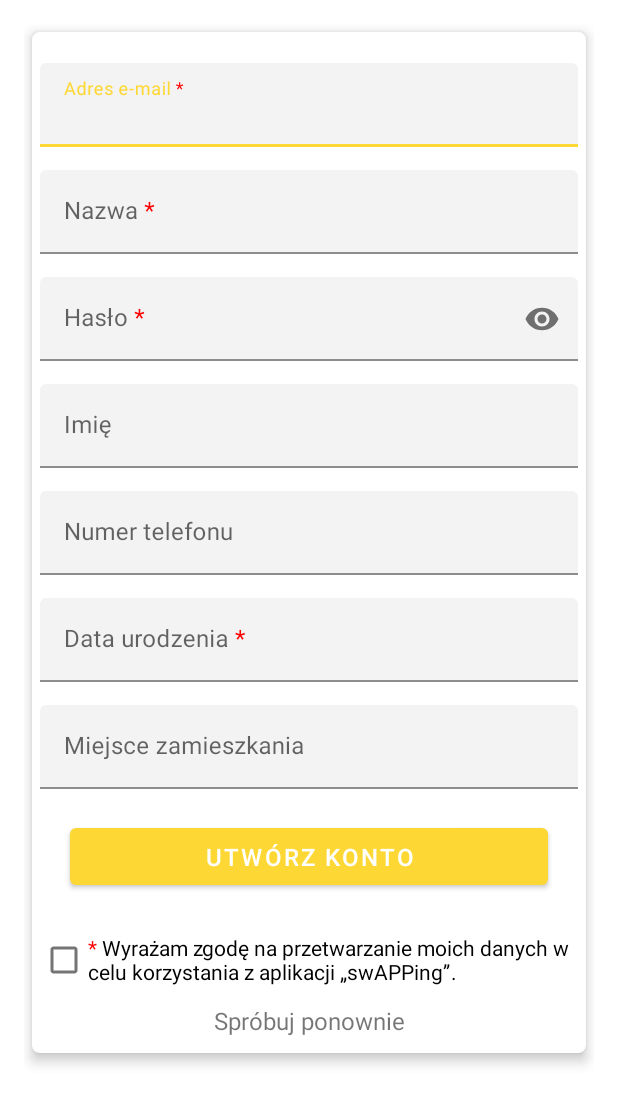
After one commit to bvgi/SwAPPing, an Android app: the layout activity_register.xml on its own in the app's theme, with its tools: preview values and no code run, on a phone screen of 412 x 824 dp. The commit adds this screen. Shown: the top 1104 px of the screen. Run offline under Robolectric (Android 15) with nearby library versions, the phone set to English and light mode, and no system bars.

Commit message:
login and register layout

```diff
--- a/app/src/main/java/com/example/swapping/ui/newAnnouncement/newAnnouncementFragment.kt
+++ b/app/src/main/java/com/example/swapping/ui/newAnnouncement/newAnnouncementFragment.kt
@@ -23,7 +23,7 @@ class NewAnnouncementFragment : Fragment() {
             inflater: LayoutInflater,
             container: ViewGroup?,
             savedInstanceState: Bundle?
-    ): View {
+    ): View? {
         newAnnouncementViewModel =
                 ViewModelProvider(this).get(NewAnnouncementViewModel::class.java)
 
--- /dev/null
+++ b/app/src/main/res/layout/activity_register.xml
@@ -0,0 +1,195 @@
+<?xml version="1.0" encoding="utf-8"?>
+<androidx.constraintlayout.widget.ConstraintLayout xmlns:android="http://schemas.android.com/apk/res/android"
+    xmlns:app="http://schemas.android.com/apk/res-auto"
+    xmlns:tools="http://schemas.android.com/tools"
+    android:layout_width="match_parent"
+    android:layout_height="match_parent">
+
+    <ScrollView
+        android:layout_width="match_parent"
+        android:layout_height="match_parent"
+        android:padding="16dp"
+        tools:context=".RegisterActivity">
+
+        <androidx.cardview.widget.CardView
+            android:layout_width="match_parent"
+            android:layout_height="wrap_content"
+            android:layout_gravity="center_horizontal"
+            android:layout_margin="5dp"
+            android:padding="10dp"
+            app:cardCornerRadius="5dp"
+            app:cardElevation="5dp">
+
+            <LinearLayout
+                android:layout_width="fill_parent"
+                android:layout_height="wrap_content"
+                android:layout_gravity="center_horizontal"
+                android:layout_margin="5dp"
+                android:orientation="vertical">
+
+                <com.google.android.material.textfield.TextInputLayout
+                    android:id="@+id/emailError"
+                    android:layout_width="match_parent"
+                    android:layout_height="wrap_content"
+                    android:layout_marginTop="5dp"
+                    app:boxBackgroundColor="#F3F3F3">
+
+                    <EditText
+                        android:id="@+id/email"
+                        android:layout_width="match_parent"
+                        android:layout_height="wrap_content"
+                        android:layout_marginTop="10dp"
+                        android:hint="@string/promptEmail"
+                        android:inputType="textEmailAddress"
+                        android:maxLines="1"
+                        android:singleLine="true"/>
+
+                </com.google.android.material.textfield.TextInputLayout>
+
+                <com.google.android.material.textfield.TextInputLayout
+                    android:id="@+id/nicknameError"
+                    android:layout_width="match_parent"
+                    android:layout_height="wrap_content"
+                    android:layout_marginTop="5dp"
+                    app:boxBackgroundColor="#F3F3F3">
+
+                    <EditText
+                        android:id="@+id/nickname"
+                        android:layout_width="match_parent"
+                        android:layout_height="wrap_content"
+                        android:layout_marginTop="10dp"
+                        android:hint="@string/nickname"
+                        android:inputType="textNoSuggestions"
+                        android:maxLines="1"
+                        android:singleLine="true"/>
+
+                </com.google.android.material.textfield.TextInputLayout>
+
+                <com.google.android.material.textfield.TextInputLayout
+                    android:id="@+id/passError"
+                    android:layout_width="match_parent"
+                    android:layout_height="wrap_content"
+                    app:passwordToggleEnabled="true"
+                    android:layout_marginTop="5dp"
+                    app:boxBackgroundColor="#F3F3F3">
+
+                    <EditText
+                        android:id="@+id/password"
+                        android:layout_width="match_parent"
+                        android:layout_height="wrap_content"
+                        android:layout_marginTop="10dp"
+                        android:hint="@string/promptPassword"
+                        android:inputType="textPassword"
+                        android:maxLines="1"
+                        android:singleLine="true"/>
+
+                </com.google.android.material.textfield.TextInputLayout>
+
+                <com.google.android.material.textfield.TextInputLayout
+                    android:id="@+id/nameError"
+                    android:layout_width="match_parent"
+                    android:layout_height="wrap_content"
+                    android:layout_marginTop="5dp"
+                    app:boxBackgroundColor="#F3F3F3">
+
+                    <EditText
+                        android:id="@+id/name"
+                        android:layout_width="match_parent"
+                        android:layout_height="wrap_content"
+                        android:layout_marginTop="10dp"
+                        android:hint="@string/firstName"
+                        android:inputType="textNoSuggestions"
+                        android:maxLines="1"
+                        android:singleLine="true"/>
+
+                </com.google.android.material.textfield.TextInputLayout>
+
+                <com.google.android.material.textfield.TextInputLayout
+                    android:id="@+id/phoneError"
+                    android:layout_width="match_parent"
+                    android:layout_height="wrap_content"
+                    android:layout_marginTop="5dp"
+                    app:boxBackgroundColor="#F3F3F3">
+
+                    <EditText
+                        android:id="@+id/phone"
+                        android:layout_width="match_parent"
+                        android:layout_height="wrap_content"
+                        android:layout_marginTop="10dp"
+                        android:hint="@string/phoneNumber"
+                        android:maxLength="12"
+                        android:inputType="phone"
+                        android:maxLines="1"
+                        android:singleLine="true"/>
+
+                </com.google.android.material.textfield.TextInputLayout>
+
+                <com.google.android.material.textfield.TextInputLayout
+                    android:id="@+id/dateOfBirthError"
+                    android:layout_width="match_parent"
+                    android:layout_height="wrap_content"
+                    android:layout_marginTop="5dp"
+                    app:boxBackgroundColor="#F3F3F3">
+
+                    <EditText
+                        android:id="@+id/dateOfBirth"
+                        android:layout_width="match_parent"
+                        android:layout_height="wrap_content"
+                        android:layout_marginTop="10dp"
+                        android:hint="@string/dateOfBirth"
+                        android:inputType="date"
+                        android:maxLength="12"
+                        android:maxLines="1"
+                        android:singleLine="true" />
+
+                </com.google.android.material.textfield.TextInputLayout>
+
+                <com.google.android.material.textfield.TextInputLayout
+                    android:id="@+id/cityError"
+                    android:layout_width="match_parent"
+                    android:layout_height="wrap_content"
+                    android:layout_marginTop="5dp"
+                    app:boxBackgroundColor="#F3F3F3">
+
+                    <EditText
+                        android:id="@+id/city"
+                        android:layout_width="match_parent"
+                        android:layout_height="wrap_content"
+                        android:layout_marginTop="10dp"
+                        android:hint="@string/city"
+                        android:inputType="textNoSuggestions"
+                        android:maxLines="1"
+                        android:singleLine="true"/>
+
+                </com.google.android.material.textfield.TextInputLayout>
+
+                <Button
+                    android:id="@+id/register"
+                    android:layout_width="match_parent"
+                    android:layout_height="50dp"
+                    android:layout_margin="20dp"
+                    android:text="@string/ButtonRegister"
+                    android:textColor="@android:color/white"
+                    android:textSize="16sp"/>
+
+                <CheckBox
+                    android:id="@+id/permissionCheckBox"
+                    android:layout_width="match_parent"
+                    android:layout_height="wrap_content"
+                    android:text="@string/permission" />
+
+                <TextView
+                    android:id="@+id/login"
+                    android:layout_width="match_parent"
+                    android:layout_height="wrap_content"
+                    android:layout_marginTop="5dp"
+                    android:layout_marginBottom="5dp"
+                    android:gravity="center"
+                    android:text="@string/registerError"
+                    android:textSize="16sp"/>
+
+            </LinearLayout>
+        </androidx.cardview.widget.CardView>
+
+    </ScrollView>
+</androidx.constraintlayout.widget.ConstraintLayout>
--- a/app/src/main/res/values/strings.xml
+++ b/app/src/main/res/values/strings.xml
@@ -6,7 +6,15 @@
     <string name="title_new_announcement">New Announcement</string>
     <string name="title_profile">Profile</string>
     <string name="makeAccount">Utwórz konto</string>
-    <string name="promptEmail">Adres e-mail</string>
-    <string name="promptPassword">Hasło</string>
+    <string name="promptEmail">Adres e-mail <font color='#FF0000'>*</font></string>
+    <string name="promptPassword">Hasło <font color='#FF0000'>*</font></string>
     <string name="ButtonLogin">Zaloguj</string>
+    <string name="ButtonRegister">Utwórz konto</string>
+    <string name="firstName">Imię</string>
+    <string name="phoneNumber">Numer telefonu</string>
+    <string name="nickname">Nazwa <font color='#FF0000'>*</font></string>
+    <string name="registerError">Spróbuj ponownie</string>
+    <string name="dateOfBirth">Data urodzenia <font color='#FF0000'>*</font></string>
+    <string name="city">Miejsce zamieszkania </string>
+    <string name="permission"><font color='#FF0000'>*</font> Wyrażam zgodę na przetwarzanie moich danych w celu korzystania z aplikacji „swAPPing”.</string>
 </resources>
```
Also changed, not shown: app/src/main/res/layout/activity_login.xml (added, +94 -0 lines).
